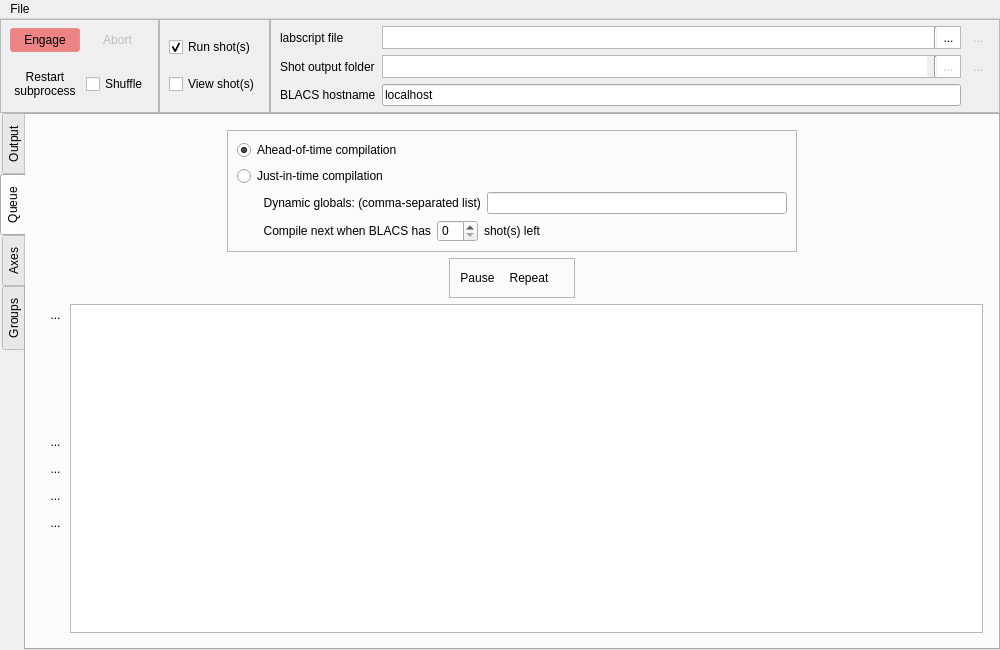
Qt form runmanager/main.ui (labscript-suite/runmanager) before a commit.
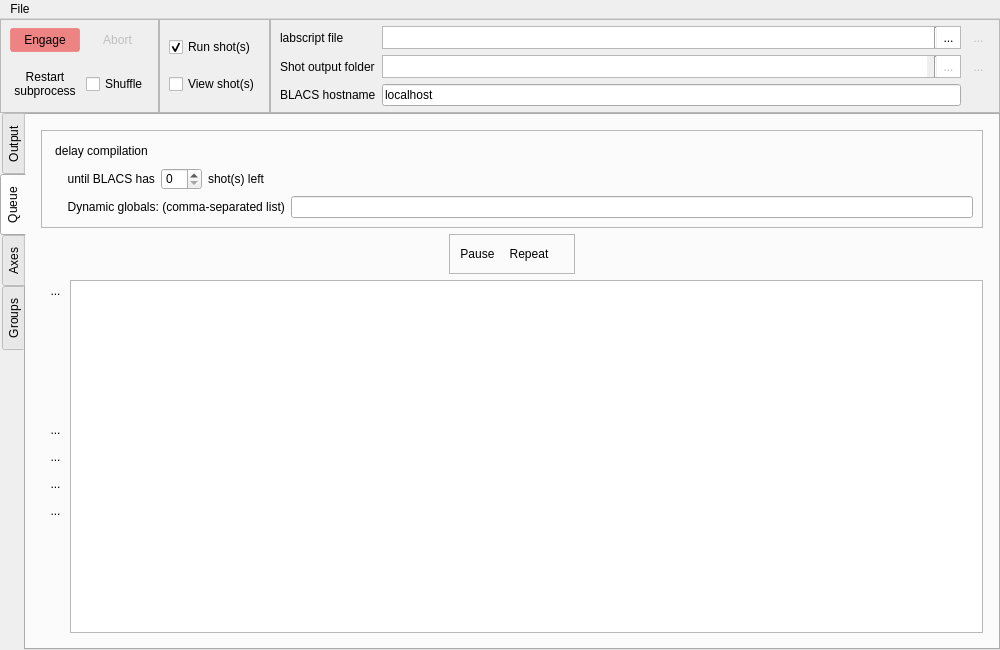
The same form after that commit. Icons and pictures are not drawn. Custom widgets are drawn as their Qt base class.

Commit message:
compilation-queue: Most functionality imlplemented. Niceties yet to come, e.g. queue is simply cleared if there is a compilation error, that could be improved.
Still need deletion of shots, reordering of shots, status labels.

```diff
--- a/runmanager/main.ui
+++ b/runmanager/main.ui
@@ -689,19 +689,6 @@
           </property>
           <item>
            <layout class="QHBoxLayout" name="horizontalLayout_7">
-            <item>
-             <spacer name="horizontalSpacer_5">
-              <property name="orientation">
-               <enum>Qt::Horizontal</enum>
-              </property>
-              <property name="sizeHint" stdset="0">
-               <size>
-                <width>40</width>
-                <height>20</height>
-               </size>
-              </property>
-             </spacer>
-            </item>
             <item>
              <widget class="QFrame" name="frame_2">
               <property name="frameShape">
@@ -712,64 +699,26 @@
               </property>
               <layout class="QVBoxLayout" name="verticalLayout_12">
                <item>
-                <widget class="QRadioButton" name="radioButton">
-                 <property name="text">
-                  <string>Ahead-of-time compilation</string>
+                <layout class="QHBoxLayout" name="horizontalLayout_12">
+                 <property name="topMargin">
+                  <number>0</number>
                  </property>
-                 <property name="checked">
-                  <bool>true</bool>
-                 </property>
-                </widget>
-               </item>
-               <item>
-                <widget class="QRadioButton" name="radioButton_2">
-                 <property name="text">
-                  <string>Just-in-time compilation</string>
-                 </property>
-                </widget>
-               </item>
-               <item>
-                <layout class="QHBoxLayout" name="horizontalLayout_6">
                  <item>
-                  <widget class="QLabel" name="label_4">
+                  <widget class="QPushButton" name="button_delay_compilation">
                    <property name="text">
-                    <string>        Dynamic globals: (comma-separated list)</string>
+                    <string>delay compilation</string>
                    </property>
-                  </widget>
-                 </item>
-                 <item>
-                  <widget class="QLineEdit" name="lineEdit_dynamic_globals">
-                   <property name="minimumSize">
-                    <size>
-                     <width>300</width>
-                     <height>0</height>
-                    </size>
+                   <property name="icon">
+                    <iconset resource="../../clones/qtutils.git/qtutils/icons/icons.qrc">
+                     <normaloff>:/qtutils/fugue/alarm-clock--arrow.png</normaloff>:/qtutils/fugue/alarm-clock--arrow.png</iconset>
                    </property>
-                  </widget>
-                 </item>
-                </layout>
-               </item>
-               <item>
-                <layout class="QHBoxLayout" name="horizontalLayout_9">
-                 <item>
-                  <widget class="QLabel" name="label_5">
-                   <property name="text">
-                    <string>        Compile next when BLACS has</string>
+                   <property name="checkable">
+                    <bool>true</bool>
                    </property>
                   </widget>
                  </item>
                  <item>
-                  <widget class="QSpinBox" name="spinBox"/>
-                 </item>
-                 <item>
-                  <widget class="QLabel" name="label_6">
-                   <property name="text">
-                    <string>shot(s) left</string>
-                   </property>
-                  </widget>
-                 </item>
-                 <item>
-                  <spacer name="horizontalSpacer_2">
+                  <spacer name="horizontalSpacer_7">
                    <property name="orientation">
                     <enum>Qt::Horizontal</enum>
                    </property>
@@ -783,22 +732,91 @@
                  </item>
                 </layout>
                </item>
+               <item>
+                <widget class="QWidget" name="delay_compilation_options" native="true">
+                 <property name="enabled">
+                  <bool>true</bool>
+                 </property>
+                 <layout class="QVBoxLayout" name="verticalLayout_13">
+                  <property name="leftMargin">
+                   <number>0</number>
+                  </property>
+                  <property name="topMargin">
+                   <number>0</number>
+                  </property>
+                  <property name="rightMargin">
+                   <number>0</number>
+                  </property>
+                  <property name="bottomMargin">
+                   <number>0</number>
+                  </property>
+                  <item>
+                   <layout class="QHBoxLayout" name="horizontalLayout_9">
+                    <property name="topMargin">
+                     <number>0</number>
+                    </property>
+                    <item>
+                     <widget class="QLabel" name="label_5">
+                      <property name="text">
+                       <string>     until BLACS has</string>
+                      </property>
+                     </widget>
+                    </item>
+                    <item>
+                     <widget class="QSpinBox" name="spinBox_delayed_num_shots"/>
+                    </item>
+                    <item>
+                     <widget class="QLabel" name="label_6">
+                      <property name="text">
+                       <string>shot(s) left</string>
+                      </property>
+                     </widget>
+                    </item>
+                    <item>
+                     <spacer name="horizontalSpacer_2">
+                      <property name="orientation">
+                       <enum>Qt::Horizontal</enum>
+                      </property>
+                      <property name="sizeHint" stdset="0">
+                       <size>
+                        <width>40</width>
+                        <height>20</height>
+                       </size>
+                      </property>
+                     </spacer>
+                    </item>
+                   </layout>
+                  </item>
+                  <item>
+                   <layout class="QHBoxLayout" name="horizontalLayout_6">
+                    <item>
+                     <widget class="QLabel" name="label_4">
+                      <property name="enabled">
+                       <bool>true</bool>
+                      </property>
+                      <property name="text">
+                       <string>     Dynamic globals: (comma-separated list)</string>
+                      </property>
+                     </widget>
+                    </item>
+                    <item>
+                     <widget class="QLineEdit" name="lineEdit_dynamic_globals">
+                      <property name="minimumSize">
+                       <size>
+                        <width>300</width>
+                        <height>0</height>
+                       </size>
+                      </property>
+                     </widget>
+                    </item>
+                   </layout>
+                  </item>
+                 </layout>
+                </widget>
+               </item>
               </layout>
              </widget>
             </item>
-            <item>
-             <spacer name="horizontalSpacer_6">
-              <property name="orientation">
-               <enum>Qt::Horizontal</enum>
-              </property>
-              <property name="sizeHint" stdset="0">
-               <size>
-                <width>40</width>
-                <height>20</height>
-               </size>
-              </property>
-             </spacer>
-            </item>
            </layout>
           </item>
           <item>
```
Left out of the diff: 3 changed lines with no effect on the pictures. The commit also changes 2 other files.
